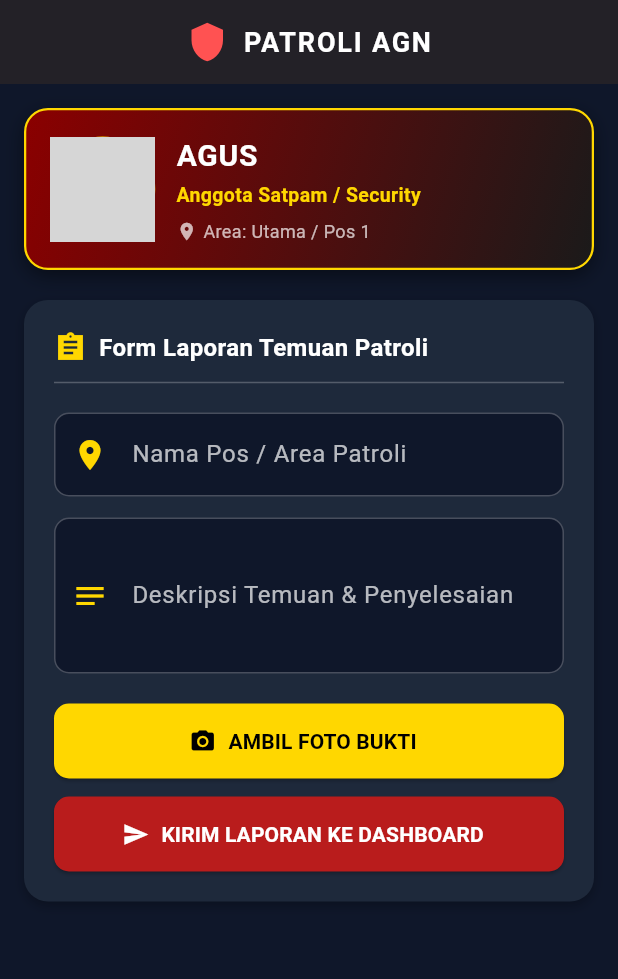
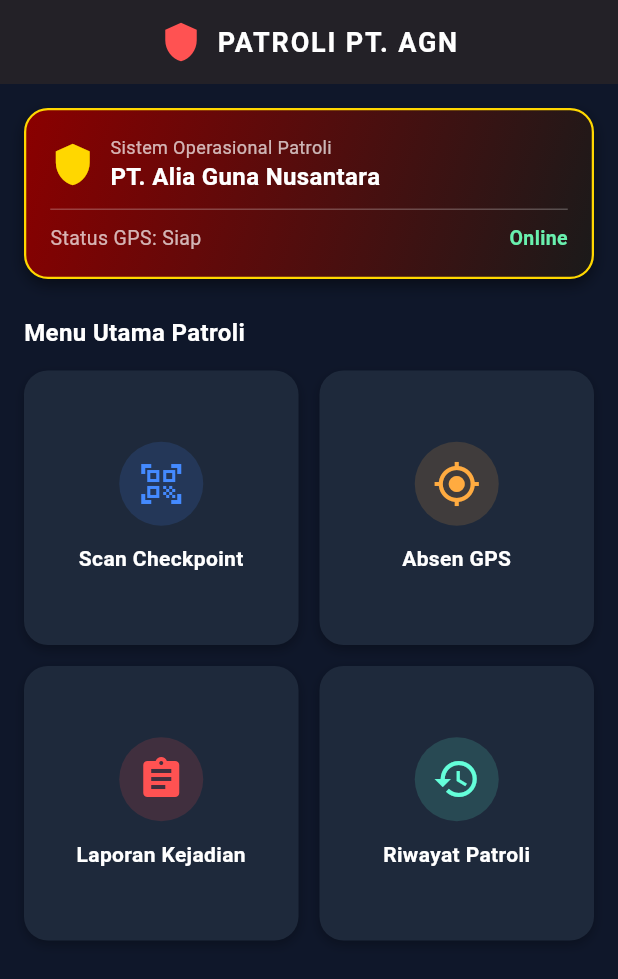
Before and after one commit to Aliaguna/patroli-agn, a Flutter app: the screen it shows after launch, on a phone screen of 412 x 824 dp. Shown: the top 979 px of the screen. Run offline on Flutter 3.47's test engine with Material 3 defaults, Android fonts, the phone set to English and light mode, and no system bars; our stand-ins replace image_picker; network calls fail; grey boxes are pictures that could not be loaded.

Commit message:
Refactor main screen and rename Dashboard to MainHome

```diff
--- a/lib/main.dart
+++ b/lib/main.dart
@@ -1,4 +1,8 @@
+import 'dart:convert';
+import 'dart:io';
 import 'package:flutter/material.dart';
+import 'package:http/http.dart' as http;
+import 'package:image_picker/image_picker.dart';
 
 void main() {
   runApp(const PatroliAGNApp());
@@ -14,24 +18,21 @@
       title: 'Patroli AGN',
       theme: ThemeData(
         fontFamily: 'Roboto',
-        scaffoldBackgroundColor: const Color(0xFF0F172A), // Dark Slate Grey Nyaman di Mata
+        scaffoldBackgroundColor: const Color(0xFF0F172A),
       ),
-      home: const DashboardScreen(),
+      home: const MainHomeScreen(),
     );
   }
 }
 
-class DashboardScreen extends StatefulWidget {
-  const DashboardScreen({super.key});
+class MainHomeScreen extends StatefulWidget {
+  const MainHomeScreen({super.key});
 
   @override
-  State<DashboardScreen> createState() => _DashboardScreenState();
+  State<MainHomeScreen> createState() => _MainHomeScreenState();
 }
 
-class _DashboardScreenState extends State<DashboardScreen> {
-  final _posController = TextEditingController();
-  final _deskripsiController = TextEditingController();
-
+class _MainHomeScreenState extends State<MainHomeScreen> {
   @override
   Widget build(BuildContext context) {
     return Scaffold(
@@ -42,7 +43,6 @@
         title: Row(
           mainAxisSize: MainAxisSize.min,
           children: [
-            // Logo Perusahaan di AppBar
             Image.network(
               'https://raw.githubusercontent.com/Aliaguna/patroli-agn/main/logo.png',
               height: 36,
@@ -51,7 +51,7 @@
             ),
             const SizedBox(width: 10),
             const Text(
-              'PATROLI AGN',
+              'PATROLI PT. AGN',
               style: TextStyle(
                 fontWeight: FontWeight.bold,
                 fontSize: 18,
@@ -63,90 +63,140 @@
         ),
       ),
       body: SingleChildScrollView(
-        child: Padding(
         padding: const EdgeInsets.all(16.0),
         child: Column(
-            crossAxisAlignment: CrossAxisAlignment.stretch,
+          crossAxisAlignment: CrossAxisAlignment.start,
           children: [
-              // --- KARTU ANGGOTA DIGITAL ELEGAN (TEMA AGN) ---
+            // --- HEADER STATUS SYSTEM & PROFIL ---
             Container(
               decoration: BoxDecoration(
                 gradient: const LinearGradient(
-                    colors: [Color(0xFF8B0000), Color(0xFF1A1A1A)], // Gradasi Merah Tua & Hitam AGN
+                  colors: [Color(0xFF8B0000), Color(0xFF1A1A1A)],
                   begin: Alignment.topLeft,
                   end: Alignment.bottomRight,
                 ),
                 borderRadius: BorderRadius.circular(16),
-                  border: Border.all(color: const Color(0xFFFFD700), width: 1.5), // Frame Emas
+                border: Border.all(color: const Color(0xFFFFD700), width: 1.5),
                 boxShadow: const [
-                    BoxShadow(color: Colors.black45, blurRadius: 10, offset: Offset(0, 4)),
+                  BoxShadow(color: Colors.black45, blurRadius: 8, offset: Offset(0, 4)),
                 ],
               ),
               padding: const EdgeInsets.all(16),
               child: Column(
+                crossAxisAlignment: CrossAxisAlignment.start,
                 children: [
                   Row(
                     children: [
-                        // Foto Profil Anggota
-                        Container(
-                          width: 70,
-                          height: 70,
-                          decoration: BoxDecoration(
-                            shape: BoxShape.circle,
-                            border: Border.all(color: const Color(0xFFFFD700), width: 2),
-                            image: const DecorationImage(
-                              image: NetworkImage('https://via.placeholder.com/150'),
-                              fit: BoxFit.cover,
-                            ),
-                          ),
-                        ),
-                        const SizedBox(width: 14),
-                        // Data Identitas Karyawan
-                        Expanded(
-                          child: Column(
+                      const Icon(Icons.shield, color: Color(0xFFFFD700), size: 30),
+                      const SizedBox(width: 10),
+                      Column(
                         crossAxisAlignment: CrossAxisAlignment.start,
                         children: const [
                           Text(
-                                'AGUS',
+                            'Sistem Operasional Patroli',
+                            style: TextStyle(color: Colors.white70, fontSize: 12),
+                          ),
+                          Text(
+                            'PT. Alia Guna Nusantara',
                             style: TextStyle(
-                                  fontSize: 20,
+                              color: Colors.white,
+                              fontWeight: FontWeight.bold,
+                              fontSize: 16,
+                            ),
+                          ),
+                        ],
+                      ),
+                    ],
+                  ),
+                  const Divider(color: Colors.white24, height: 20),
+                  Row(
+                    mainAxisAlignment: MainAxisAlignment.spaceBetween,
+                    children: const [
+                      Text('Status GPS: Siap', style: TextStyle(color: Colors.white70, fontSize: 13)),
+                      Text('Online', style: TextStyle(color: Colors.greenAccent, fontWeight: FontWeight.bold, fontSize: 13)),
+                    ],
+                  ),
+                ],
+              ),
+            ),
+            const SizedBox(height: 24),
+
+            const Text(
+              'Menu Utama Patroli',
+              style: TextStyle(
+                fontSize: 16,
                 fontWeight: FontWeight.bold,
                 color: Colors.white,
-                                  letterSpacing: 0.5,
               ),
             ),
-                              SizedBox(height: 2),
-                              Text(
-                                'Anggota Satpam / Security',
-                                style: TextStyle(
-                                  fontSize: 13,
-                                  color: Color(0xFFFFD700), // Akses Emas
-                                  fontWeight: FontWeight.w600,
+            const SizedBox(height: 14),
+
+            // --- GRID MENU UTAMA (4 MENU SEPERTI FOTO 2) ---
+            GridView.count(
+              shrinkWrap: true,
+              physics: const NeverScrollableScrollPhysics(),
+              crossAxisCount: 2,
+              crossAxisSpacing: 14,
+              mainAxisSpacing: 14,
+              children: [
+                _buildMenuCard(
+                  context,
+                  title: 'Scan Checkpoint',
+                  icon: Icons.qr_code_scanner,
+                  iconColor: Colors.blueAccent,
+                  onTap: () {
+                    ScaffoldMessenger.of(context).showSnackBar(
+                      const SnackBar(content: Text('Fitur Scan Checkpoint akan aktif selanjutnya')),
+                    );
+                  },
                 ),
+                _buildMenuCard(
+                  context,
+                  title: 'Absen GPS',
+                  icon: Icons.my_location,
+                  iconColor: Colors.orangeAccent,
+                  onTap: () {
+                    ScaffoldMessenger.of(context).showSnackBar(
+                      const SnackBar(content: Text('Fitur Absen GPS akan aktif selanjutnya')),
+                    );
+                  },
                 ),
-                              SizedBox(height: 6),
-                              Row(
-                                children: [
-                                  Icon(Icons.location_on, size: 14, color: Colors.white70),
-                                  SizedBox(width: 4),
-                                  Text(
-                                    'Area: Utama / Pos 1',
-                                    style: TextStyle(fontSize: 12, color: Colors.white70),
+                _buildMenuCard(
+                  context,
+                  title: 'Laporan Kejadian',
+                  icon: Icons.assignment,
+                  iconColor: Colors.redAccent,
+                  onTap: () {
+                    Navigator.push(
+                      context,
+                      MaterialPageRoute(builder: (context) => const FormLaporanScreen()),
+                    );
+                  },
+                ),
+                _buildMenuCard(
+                  context,
+                  title: 'Riwayat Patroli',
+                  icon: Icons.history,
+                  iconColor: Colors.tealAccent,
+                  onTap: () {
+                    ScaffoldMessenger.of(context).showSnackBar(
+                      const SnackBar(content: Text('Fitur Riwayat Patroli akan aktif selanjutnya')),
+                    );
+                  },
                 ),
               ],
             ),
           ],
         ),
       ),
-                      ],
-                    ),
-                  ],
-                ),
-              ),
-              const SizedBox(height: 20),
+    );
+  }
 
-              // --- FORM INPUT LAPORAN PATROLI ELEGAN ---
-              Container(
+  Widget _buildMenuCard(BuildContext context, {required String title, required IconData icon, required Color iconColor, required VoidCallback onTap}) {
+    return InkWell(
+      onTap: onTap,
+      borderRadius: BorderRadius.circular(16),
+      child: Container(
         decoration: BoxDecoration(
           color: const Color(0xFF1E293B),
           borderRadius: BorderRadius.circular(16),
@@ -154,28 +204,151 @@
             BoxShadow(color: Colors.black26, blurRadius: 6, offset: Offset(0, 3)),
           ],
         ),
-                padding: const EdgeInsets.all(20.0),
         child: Column(
-                  crossAxisAlignment: CrossAxisAlignment.start,
+          mainAxisAlignment: MainAxisAlignment.center,
           children: [
-                    Row(
-                      children: const [
-                        Icon(Icons.assignment_sharp, color: Color(0xFFFFD700), size: 22),
-                        SizedBox(width: 8),
+            Container(
+              padding: const EdgeInsets.all(12),
+              decoration: BoxDecoration(
+                color: iconColor.withOpacity(0.15),
+                shape: BoxShape.circle,
+              ),
+              child: Icon(icon, color: iconColor, size: 32),
+            ),
+            const SizedBox(height: 12),
             Text(
-                          'Form Laporan Temuan Patroli',
-                          style: TextStyle(
-                            fontSize: 16,
+              title,
+              textAlign: TextAlign.center,
+              style: const TextStyle(
+                color: Colors.white,
                 fontWeight: FontWeight.bold,
-                            color: Colors.white,
+                fontSize: 14,
               ),
             ),
           ],
         ),
-                    const Divider(color: Colors.white24, height: 24),
-                    const SizedBox(height: 8),
+      ),
+    );
+  }
+}
 
-                    // Input Area / Pos
+// --- FORM LAPORAN KEJADIAN (LENGKAP FOTO & KAMERA) ---
+class FormLaporanScreen extends StatefulWidget {
+  const FormLaporanScreen({super.key});
+
+  @override
+  State<FormLaporanScreen> createState() => _FormLaporanScreenState();
+}
+
+class _FormLaporanScreenState extends State<FormLaporanScreen> {
+  final _namaPetugasController = TextEditingController(text: 'AGUS');
+  final _posController = TextEditingController();
+  final _deskripsiController = TextEditingController();
+  File? _selectedImage;
+  bool _isLoading = false;
+
+  Future<void> _takePhoto() async {
+    final picker = ImagePicker();
+    final pickedFile = await picker.pickImage(source: ImageSource.camera);
+
+    if (pickedFile != null) {
+      setState(() {
+        _selectedImage = File(pickedFile.path);
+      });
+    }
+  }
+
+  Future<void> _submitForm() async {
+    if (_namaPetugasController.text.isEmpty ||
+        _posController.text.isEmpty ||
+        _deskripsiController.text.isEmpty) {
+      ScaffoldMessenger.of(context).showSnackBar(
+        const SnackBar(content: Text('Harap isi semua kolom input!')),
+      );
+      return;
+    }
+
+    setState(() {
+      _isLoading = true;
+    });
+
+    try {
+      String? imageBase64;
+      if (_selectedImage != null) {
+        List<int> imageBytes = await _selectedImage!.readAsBytes();
+        imageBase64 = base64Encode(imageBytes);
+      }
+
+      final response = await http.post(
+        Uri.parse('https://aliaguna.github.io/patroli-agn/api/laporan'),
+        headers: {'Content-Type': 'application/json'},
+        body: jsonEncode({
+          'nama_petugas': _namaPetugasController.text,
+          'pos_area': _posController.text,
+          'deskripsi': _deskripsiController.text,
+          'foto': imageBase64 ?? '',
+          'waktu': DateTime.now().toIso8601String(),
+        }),
+      );
+
+      ScaffoldMessenger.of(context).showSnackBar(
+        const SnackBar(content: Text('Laporan Berhasil Terkirim!')),
+      );
+      Navigator.pop(context);
+    } catch (e) {
+      ScaffoldMessenger.of(context).showSnackBar(
+        SnackBar(content: Text('Laporan tersimpan secara lokal! (Error: $e)')),
+      );
+      Navigator.pop(context);
+    } finally {
+      setState(() {
+        _isLoading = false;
+      });
+    }
+  }
+
+  @override
+  Widget build(BuildContext context) {
+    return Scaffold(
+      appBar: AppBar(
+        backgroundColor: const Color(0xFF1E1E1E),
+        title: const Text('Input Laporan Kejadian', style: TextStyle(color: Colors.white)),
+        iconTheme: const IconThemeData(color: Colors.white),
+      ),
+      body: SingleChildScrollView(
+        padding: const EdgeInsets.all(16.0),
+        child: Container(
+          padding: const EdgeInsets.all(18),
+          decoration: BoxDecoration(
+            color: const Color(0xFF1E293B),
+            borderRadius: BorderRadius.circular(16),
+          ),
+          child: Column(
+            crossAxisAlignment: CrossAxisAlignment.stretch,
+            children: [
+              // Kolom Input Nama Petugas (Bisa Diedit Manual)
+              TextField(
+                controller: _namaPetugasController,
+                style: const TextStyle(color: Colors.white),
+                decoration: InputDecoration(
+                  labelText: 'Nama Petugas Satpam',
+                  labelStyle: const TextStyle(color: Colors.white70),
+                  prefixIcon: const Icon(Icons.person, color: Color(0xFFFFD700)),
+                  filled: true,
+                  fillColor: const Color(0xFF0F172A),
+                  enabledBorder: OutlineInputBorder(
+                    borderRadius: BorderRadius.circular(10),
+                    borderSide: const BorderSide(color: Colors.white24),
+                  ),
+                  focusedBorder: OutlineInputBorder(
+                    borderRadius: BorderRadius.circular(10),
+                    borderSide: const BorderSide(color: Color(0xFFFFD700)),
+                  ),
+                ),
+              ),
+              const SizedBox(height: 14),
+
+              // Kolom Input Pos Area
               TextField(
                 controller: _posController,
                 style: const TextStyle(color: Colors.white),
@@ -197,7 +370,7 @@
               ),
               const SizedBox(height: 14),
 
-                    // Input Deskripsi
+              // Kolom Input Deskripsi
               TextField(
                 controller: _deskripsiController,
                 maxLines: 3,
@@ -218,39 +391,56 @@
                   ),
                 ),
               ),
-                    const SizedBox(height: 20),
+              const SizedBox(height: 16),
 
-                    // Tombol Ambil Foto Bukti
+              // Preview Foto
+              if (_selectedImage != null)
+                Container(
+                  height: 180,
+                  margin: const EdgeInsets.only(bottom: 14),
+                  decoration: BoxDecoration(
+                    borderRadius: BorderRadius.circular(10),
+                    image: DecorationImage(
+                      image: FileImage(_selectedImage!),
+                      fit: BoxFit.cover,
+                    ),
+                  ),
+                ),
+
+              // Tombol Kamera
               ElevatedButton.icon(
-                      onPressed: () {},
+                onPressed: _takePhoto,
                 icon: const Icon(Icons.camera_alt, color: Colors.black),
-                      label: const Text(
-                        'AMBIL FOTO BUKTI',
-                        style: TextStyle(color: Colors.black, fontWeight: FontWeight.bold),
+                label: Text(
+                  _selectedImage == null ? 'AMBIL FOTO BUKTI' : 'FOTO TERSIMPAN (KLIK UNTUK UBAH)',
+                  style: const TextStyle(color: Colors.black, fontWeight: FontWeight.bold),
                 ),
                 style: ElevatedButton.styleFrom(
-                        backgroundColor: const Color(0xFFFFD700), // Warna Emas AGN
+                  backgroundColor: const Color(0xFFFFD700),
                   minimumSize: const Size(double.infinity, 50),
                   shape: RoundedRectangleBorder(borderRadius: BorderRadius.circular(10)),
                 ),
               ),
               const SizedBox(height: 12),
 
-                    // Tombol Kirim Laporan
+              // Tombol Kirim
               ElevatedButton.icon(
-                      onPressed: () {},
-                      icon: const Icon(Icons.send, color: Colors.white),
+                onPressed: _isLoading ? null : _submitForm,
+                icon: _isLoading
+                    ? const SizedBox(
+                        width: 20,
+                        height: 20,
+                        child: CircularProgressIndicator(color: Colors.white, strokeWidth: 2),
+                      )
+                    : const Icon(Icons.send, color: Colors.white),
                 label: const Text(
                   'KIRIM LAPORAN KE DASHBOARD',
                   style: TextStyle(color: Colors.white, fontWeight: FontWeight.bold),
                 ),
                 style: ElevatedButton.styleFrom(
-                        backgroundColor: const Color(0xFFB91C1C), // Warna Merah Karakter AGN
+                  backgroundColor: const Color(0xFFB91C1C),
                   minimumSize: const Size(double.infinity, 50),
                   shape: RoundedRectangleBorder(borderRadius: BorderRadius.circular(10)),
-                      ),
-                    ),
-                  ],
                 ),
               ),
             ],
```
Lines whose indentation alone changed are shown as unchanged.
